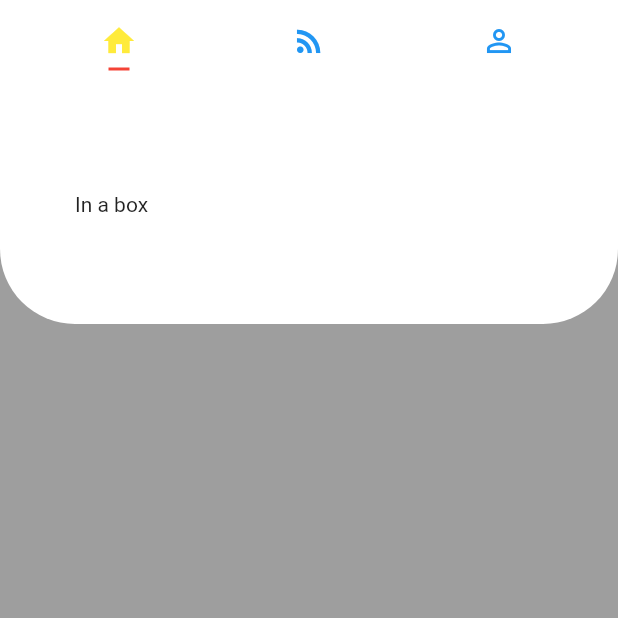
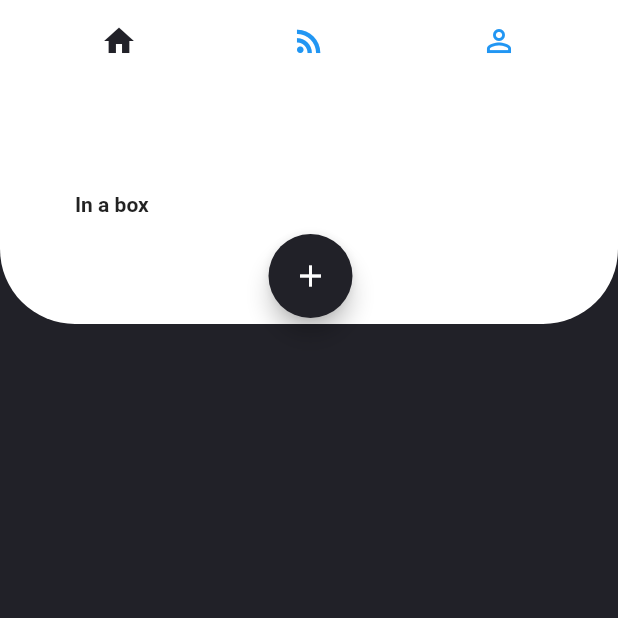
Before and after one commit to KKen-Dev/Black-note, a Flutter app: the screen it shows after launch, on a phone screen of 412 x 824 dp, the top half of it. Run offline on Flutter 3.47's test engine with Material 2 defaults, Android fonts, the phone set to English and light mode, and no system bars; Roboto replaces fonts that are missing (Avenir).

Commit message:
create FloatingActionButton

```diff
--- /dev/null
+++ b/lib/Models/global.dart
@@ -0,0 +1,4 @@
+import 'package:flutter/material.dart';
+
+Color darkGreyColor = new Color(0xFF212128);
+TextStyle inboxTitleStyle = new TextStyle(fontFamily: 'Avenir', fontWeight: FontWeight.bold);
--- a/lib/main.dart
+++ b/lib/main.dart
@@ -1,4 +1,5 @@
 import 'package:flutter/material.dart';
+import 'Models/global.dart';
 
 void main() {
   runApp(MyApp());
@@ -35,7 +36,7 @@ class _MyHomePageState extends State<MyHomePage> {
                      TabBarView(
                   children: [
                     new Container(
-                      color: Colors.grey,
+                      color: darkGreyColor,
                     ),
                     new Container(color: Colors.orange,),
                     new Container(
@@ -57,7 +58,7 @@ class _MyHomePageState extends State<MyHomePage> {
                     children:
                     <Widget>[
 
-                      Text("In a box"),
+                      Text("In a box", style: inboxTitleStyle,),
                       Container()
                     ],
 
@@ -65,7 +66,22 @@ class _MyHomePageState extends State<MyHomePage> {
 
                 ),
 
+                Container(
 
+                    margin: EdgeInsets.only(top: 100, left: MediaQuery.of(context).size.width*0.5-27),
+                    child: FloatingActionButton(
+                      child: Container(
+                        child: Icon(Icons.add, ),
+
+
+                      ),
+
+                    backgroundColor: darkGreyColor,
+                    onPressed: (){
+
+                    },
+                  ),
+                )
 
                ];
     return MaterialApp(
@@ -94,11 +110,12 @@ class _MyHomePageState extends State<MyHomePage> {
                   ),
 
                 ],
-                labelColor: Colors.yellow,
+                labelColor: darkGreyColor,
                 unselectedLabelColor: Colors.blue,
                 indicatorSize: TabBarIndicatorSize.label,
                 indicatorPadding: EdgeInsets.all(5.0),
-                indicatorColor: Colors.red,
+                indicatorColor:Colors.transparent ,
+
 
               ),
               backgroundColor: Colors.white,
```
